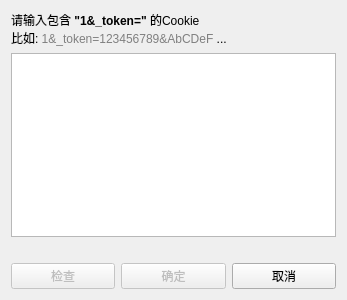
Qt form src/ui/cookieinputdialog.ui (jing332/xmly-downloader-qt5) before a commit.
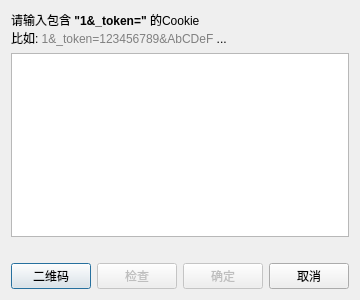
The same form after that commit.

Commit message: add: 支持二维码

```diff
--- a/src/ui/cookieinputdialog.ui
+++ b/src/ui/cookieinputdialog.ui
@@ -6,7 +6,7 @@
    <rect>
     <x>0</x>
     <y>0</y>
-    <width>347</width>
+    <width>358</width>
     <height>300</height>
    </rect>
   </property>
@@ -45,6 +45,13 @@
    </item>
    <item>
     <layout class="QHBoxLayout" name="horizontalLayout">
+     <item>
+      <widget class="QPushButton" name="qrCodeBtn">
+       <property name="text">
+        <string>二维码</string>
+       </property>
+      </widget>
+     </item>
      <item>
       <widget class="QPushButton" name="checkBtn">
        <property name="enabled">
```
Left out of the diff: 3 changed lines with no effect on the pictures. The commit also changes 18 other files.
